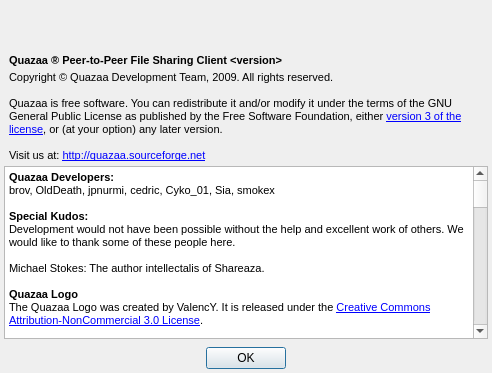
Old version of the form Quazaa/UI/dialogabout.ui in the repository c3c/quazaa.
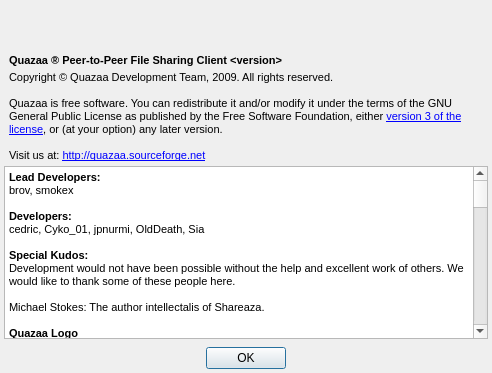
New version of the form. Icons and pictures are not drawn.

Commit message: A more thorough edit of the credits section of the about dialog.

```diff
--- a/Quazaa/UI/dialogabout.ui
+++ b/Quazaa/UI/dialogabout.ui
@@ -207,8 +207,11 @@
 &lt;table border=&quot;0&quot; style=&quot;-qt-table-type: root; margin-top:4px; margin-bottom:4px; margin-left:4px; margin-right:4px;&quot;&gt;
 &lt;tr&gt;
 &lt;td style=&quot;border: none;&quot;&gt;
-&lt;p style=&quot; margin-top:0px; margin-bottom:0px; margin-left:0px; margin-right:0px; -qt-block-indent:0; text-indent:0px;&quot;&gt;&lt;span style=&quot; font-size:8pt; font-weight:600;&quot;&gt;Quazaa Developers:&lt;/span&gt;&lt;/p&gt;
-&lt;p style=&quot; margin-top:0px; margin-bottom:0px; margin-left:0px; margin-right:0px; -qt-block-indent:0; text-indent:0px;&quot;&gt;&lt;span style=&quot; font-size:8pt;&quot;&gt;brov, OldDeath, jpnurmi, cedric, Cyko_01, Sia, smokex&lt;/span&gt;&lt;/p&gt;
+&lt;p style=&quot; margin-top:0px; margin-bottom:0px; margin-left:0px; margin-right:0px; -qt-block-indent:0; text-indent:0px;&quot;&gt;&lt;span style=&quot; font-size:8pt; font-weight:600;&quot;&gt;Lead Developers:&lt;/span&gt;&lt;/p&gt;
+&lt;p style=&quot; margin-top:0px; margin-bottom:0px; margin-left:0px; margin-right:0px; -qt-block-indent:0; text-indent:0px;&quot;&gt;&lt;span style=&quot; font-size:8pt;&quot;&gt;brov, smokex&lt;/span&gt;&lt;/p&gt;
+&lt;p style=&quot;-qt-paragraph-type:empty; margin-top:0px; margin-bottom:0px; margin-left:0px; margin-right:0px; -qt-block-indent:0; text-indent:0px; font-size:8pt; font-weight:600;&quot;&gt;&lt;br /&gt;&lt;/p&gt;
+&lt;p style=&quot; margin-top:0px; margin-bottom:0px; margin-left:0px; margin-right:0px; -qt-block-indent:0; text-indent:0px;&quot;&gt;&lt;span style=&quot; font-size:8pt; font-weight:600;&quot;&gt;Developers:&lt;/span&gt;&lt;/p&gt;
+&lt;p style=&quot; margin-top:0px; margin-bottom:0px; margin-left:0px; margin-right:0px; -qt-block-indent:0; text-indent:0px;&quot;&gt;&lt;span style=&quot; font-size:8pt;&quot;&gt;cedric, Cyko_01, jpnurmi, OldDeath, Sia&lt;/span&gt;&lt;/p&gt;
 &lt;p style=&quot;-qt-paragraph-type:empty; margin-top:0px; margin-bottom:0px; margin-left:0px; margin-right:0px; -qt-block-indent:0; text-indent:0px; font-size:8pt;&quot;&gt;&lt;br /&gt;&lt;/p&gt;
 &lt;p style=&quot; margin-top:0px; margin-bottom:0px; margin-left:0px; margin-right:0px; -qt-block-indent:0; text-indent:0px;&quot;&gt;&lt;span style=&quot; font-size:8pt; font-weight:600;&quot;&gt;Special Kudos:&lt;/span&gt;&lt;/p&gt;
 &lt;p style=&quot; margin-top:0px; margin-bottom:0px; margin-left:0px; margin-right:0px; -qt-block-indent:0; text-indent:0px;&quot;&gt;&lt;span style=&quot; font-size:8pt;&quot;&gt;Development would not have been possible without the help and excellent work of others. We would like to thank some of these people here.&lt;/span&gt;&lt;/p&gt;
@@ -218,17 +221,19 @@
 &lt;p style=&quot; margin-top:0px; margin-bottom:0px; margin-left:0px; margin-right:0px; -qt-block-indent:0; text-indent:0px;&quot;&gt;&lt;span style=&quot; font-size:8pt; font-weight:600;&quot;&gt;Quazaa Logo&lt;/span&gt;&lt;/p&gt;
 &lt;p style=&quot; margin-top:0px; margin-bottom:0px; margin-left:0px; margin-right:0px; -qt-block-indent:0; text-indent:0px;&quot;&gt;&lt;span style=&quot; font-size:8pt;&quot;&gt;The Quazaa Logo was created by ValencY. It is released under the &lt;/span&gt;&lt;a href=&quot;http://creativecommons.org/licenses/by-nc/3.0/legalcode&quot;&gt;&lt;span style=&quot; font-family:'Segoe UI'; font-size:8pt; text-decoration: underline; color:#0000ff;&quot;&gt;Creative Commons Attribution-NonCommercial 3.0 License&lt;/span&gt;&lt;/a&gt;&lt;span style=&quot; font-size:8pt;&quot;&gt;.&lt;/span&gt;&lt;/p&gt;
 &lt;p style=&quot;-qt-paragraph-type:empty; margin-top:0px; margin-bottom:0px; margin-left:0px; margin-right:0px; -qt-block-indent:0; text-indent:0px; font-size:8pt;&quot;&gt;&lt;br /&gt;&lt;/p&gt;
-&lt;p style=&quot; margin-top:0px; margin-bottom:0px; margin-left:0px; margin-right:0px; -qt-block-indent:0; text-indent:0px;&quot;&gt;&lt;span style=&quot; font-size:8pt; font-weight:600;&quot;&gt;Quazaa Concept and Design&lt;/span&gt;&lt;/p&gt;
-&lt;p style=&quot; margin-top:0px; margin-bottom:0px; margin-left:0px; margin-right:0px; -qt-block-indent:0; text-indent:0px;&quot;&gt;&lt;span style=&quot; font-size:8pt;&quot;&gt;Cyko_01, Old Death, Rolandas&lt;/span&gt;&lt;/p&gt;
+&lt;p style=&quot; margin-top:0px; margin-bottom:0px; margin-left:0px; margin-right:0px; -qt-block-indent:0; text-indent:0px;&quot;&gt;&lt;span style=&quot; font-size:8pt; font-weight:600;&quot;&gt;Quazaa Logic and Design&lt;/span&gt;&lt;/p&gt;
+&lt;p style=&quot; margin-top:0px; margin-bottom:0px; margin-left:0px; margin-right:0px; -qt-block-indent:0; text-indent:0px;&quot;&gt;&lt;span style=&quot; font-size:8pt;&quot;&gt;brov, cedric, Cyko_01, Cyrez, Old Death, ram, Rolandas, smokex&lt;/span&gt;&lt;/p&gt;
 &lt;p style=&quot;-qt-paragraph-type:empty; margin-top:0px; margin-bottom:0px; margin-left:0px; margin-right:0px; -qt-block-indent:0; text-indent:0px; font-size:8pt;&quot;&gt;&lt;br /&gt;&lt;/p&gt;
 &lt;p style=&quot; margin-top:0px; margin-bottom:0px; margin-left:0px; margin-right:0px; -qt-block-indent:0; text-indent:0px;&quot;&gt;&lt;span style=&quot; font-size:8pt; font-weight:600;&quot;&gt;Quazaa Language Translators&lt;/span&gt;&lt;/p&gt;
-&lt;p style=&quot; margin-top:0px; margin-bottom:0px; margin-left:0px; margin-right:0px; -qt-block-indent:0; text-indent:0px;&quot;&gt;&lt;span style=&quot; font-size:8pt;&quot;&gt;mollca&lt;/span&gt;&lt;/p&gt;
+&lt;p style=&quot; margin-top:0px; margin-bottom:0px; margin-left:0px; margin-right:0px; -qt-block-indent:0; text-indent:0px;&quot;&gt;&lt;span style=&quot; font-size:8pt;&quot;&gt;Czech: mollca&lt;/span&gt;&lt;/p&gt;
+&lt;p style=&quot; margin-top:0px; margin-bottom:0px; margin-left:0px; margin-right:0px; -qt-block-indent:0; text-indent:0px;&quot;&gt;&lt;span style=&quot; font-size:8pt;&quot;&gt;Deutsch, German: OldDeath&lt;/span&gt;&lt;/p&gt;
+&lt;p style=&quot; margin-top:0px; margin-bottom:0px; margin-left:0px; margin-right:0px; -qt-block-indent:0; text-indent:0px;&quot;&gt;&lt;span style=&quot; font-size:8pt;&quot;&gt;Polish, Mass Translation Script: brov&lt;/span&gt;&lt;/p&gt;
 &lt;p style=&quot;-qt-paragraph-type:empty; margin-top:0px; margin-bottom:0px; margin-left:0px; margin-right:0px; -qt-block-indent:0; text-indent:0px; font-size:8pt;&quot;&gt;&lt;br /&gt;&lt;/p&gt;
 &lt;p style=&quot; margin-top:0px; margin-bottom:0px; margin-left:0px; margin-right:0px; -qt-block-indent:0; text-indent:0px;&quot;&gt;&lt;span style=&quot; font-size:8pt; font-weight:600;&quot;&gt;Quazaa Website&lt;/span&gt;&lt;/p&gt;
-&lt;p style=&quot; margin-top:0px; margin-bottom:0px; margin-left:0px; margin-right:0px; -qt-block-indent:0; text-indent:0px;&quot;&gt;&lt;span style=&quot; font-size:8pt;&quot;&gt;Cyko_01, smokex&lt;/span&gt;&lt;/p&gt;
+&lt;p style=&quot; margin-top:0px; margin-bottom:0px; margin-left:0px; margin-right:0px; -qt-block-indent:0; text-indent:0px;&quot;&gt;&lt;span style=&quot; font-size:8pt;&quot;&gt;cedric, Cyko_01, smokex&lt;/span&gt;&lt;/p&gt;
 &lt;p style=&quot;-qt-paragraph-type:empty; margin-top:0px; margin-bottom:0px; margin-left:0px; margin-right:0px; -qt-block-indent:0; text-indent:0px; font-size:8pt;&quot;&gt;&lt;br /&gt;&lt;/p&gt;
 &lt;p style=&quot; margin-top:0px; margin-bottom:0px; margin-left:0px; margin-right:0px; -qt-block-indent:0; text-indent:0px;&quot;&gt;&lt;span style=&quot; font-size:8pt; font-weight:600;&quot;&gt;Quazaa Wiki&lt;/span&gt;&lt;/p&gt;
-&lt;p style=&quot; margin-top:0px; margin-bottom:0px; margin-left:0px; margin-right:0px; -qt-block-indent:0; text-indent:0px;&quot;&gt;&lt;span style=&quot; font-size:8pt;&quot;&gt;Cyko_01, oce, Old Death&lt;/span&gt;&lt;/p&gt;
+&lt;p style=&quot; margin-top:0px; margin-bottom:0px; margin-left:0px; margin-right:0px; -qt-block-indent:0; text-indent:0px;&quot;&gt;&lt;span style=&quot; font-size:8pt;&quot;&gt;cedric, OldDeath, smokex&lt;/span&gt;&lt;/p&gt;
 &lt;p style=&quot;-qt-paragraph-type:empty; margin-top:0px; margin-bottom:0px; margin-left:0px; margin-right:0px; -qt-block-indent:0; text-indent:0px; font-size:8pt;&quot;&gt;&lt;br /&gt;&lt;/p&gt;
 &lt;p style=&quot; margin-top:0px; margin-bottom:0px; margin-left:0px; margin-right:0px; -qt-block-indent:0; text-indent:0px;&quot;&gt;&lt;span style=&quot; font-size:8pt; font-weight:600;&quot;&gt;Quazaa IRC Chat Server Hosting&lt;/span&gt;&lt;/p&gt;
 &lt;p style=&quot; margin-top:0px; margin-bottom:0px; margin-left:0px; margin-right:0px; -qt-block-indent:0; text-indent:0px;&quot;&gt;&lt;a href=&quot;http://paradoxirc.net&quot;&gt;&lt;span style=&quot; font-size:8pt; text-decoration: underline; color:#0000ff;&quot;&gt;Paradox Irc&lt;/span&gt;&lt;/a&gt;&lt;/p&gt;
@@ -246,7 +251,7 @@
 &lt;p style=&quot; margin-top:0px; margin-bottom:0px; margin-left:0px; margin-right:0px; -qt-block-indent:0; text-indent:0px;&quot;&gt;&lt;span style=&quot; font-size:8pt;&quot;&gt;Quazaa forum superadmins: Cyko_01, kath, Old Death&lt;/span&gt;&lt;/p&gt;
 &lt;p style=&quot;-qt-paragraph-type:empty; margin-top:0px; margin-bottom:0px; margin-left:0px; margin-right:0px; -qt-block-indent:0; text-indent:0px; font-size:8pt;&quot;&gt;&lt;br /&gt;&lt;/p&gt;
 &lt;p style=&quot; margin-top:0px; margin-bottom:0px; margin-left:0px; margin-right:0px; -qt-block-indent:0; text-indent:0px;&quot;&gt;&lt;span style=&quot; font-size:8pt; font-weight:600;&quot;&gt;Quazaa Chat Operators&lt;/span&gt;&lt;/p&gt;
-&lt;p style=&quot; margin-top:0px; margin-bottom:0px; margin-left:0px; margin-right:0px; -qt-block-indent:0; text-indent:0px;&quot;&gt;&lt;span style=&quot; font-size:8pt;&quot;&gt;Quazaa Super Operators: kath&lt;/span&gt;&lt;/p&gt;
+&lt;p style=&quot; margin-top:0px; margin-bottom:0px; margin-left:0px; margin-right:0px; -qt-block-indent:0; text-indent:0px;&quot;&gt;&lt;span style=&quot; font-size:8pt;&quot;&gt;Quazaa Super Operators: GL, kath&lt;/span&gt;&lt;/p&gt;
 &lt;p style=&quot;-qt-paragraph-type:empty; margin-top:0px; margin-bottom:0px; margin-left:0px; margin-right:0px; -qt-block-indent:0; text-indent:0px; font-size:8pt;&quot;&gt;&lt;br /&gt;&lt;/p&gt;
 &lt;p style=&quot; margin-top:0px; margin-bottom:0px; margin-left:0px; margin-right:0px; -qt-block-indent:0; text-indent:0px;&quot;&gt;&lt;span style=&quot; font-size:8pt; font-weight:600;&quot;&gt;The Shareaza Development Team&lt;/span&gt;&lt;/p&gt;
 &lt;p style=&quot; margin-top:0px; margin-bottom:0px; margin-left:0px; margin-right:0px; -qt-block-indent:0; text-indent:0px;&quot;&gt;&lt;span style=&quot; font-size:8pt;&quot;&gt;ale5000, dcat, ivan386, Rolandas, Ryo-oh-ki, SkinVista, WildCard, _peer_, _slv_, a178235, ceejay.dk, coolg1026, Cyberbob, DWKnight, Eperales, Frontier, FrYGuY, heavy_baby, Higgy, kevogod, kobayan, ogg123, jlh, jonatkins, micro, Mosteo, Paul Bludov, Rayner, roo_koo_too, Stealth, SteventB, tcwinkler, ten9, Thesage, TUW, Wai, zero9999, Zone-MR, Zootella&lt;/span&gt;&lt;/p&gt;
```
